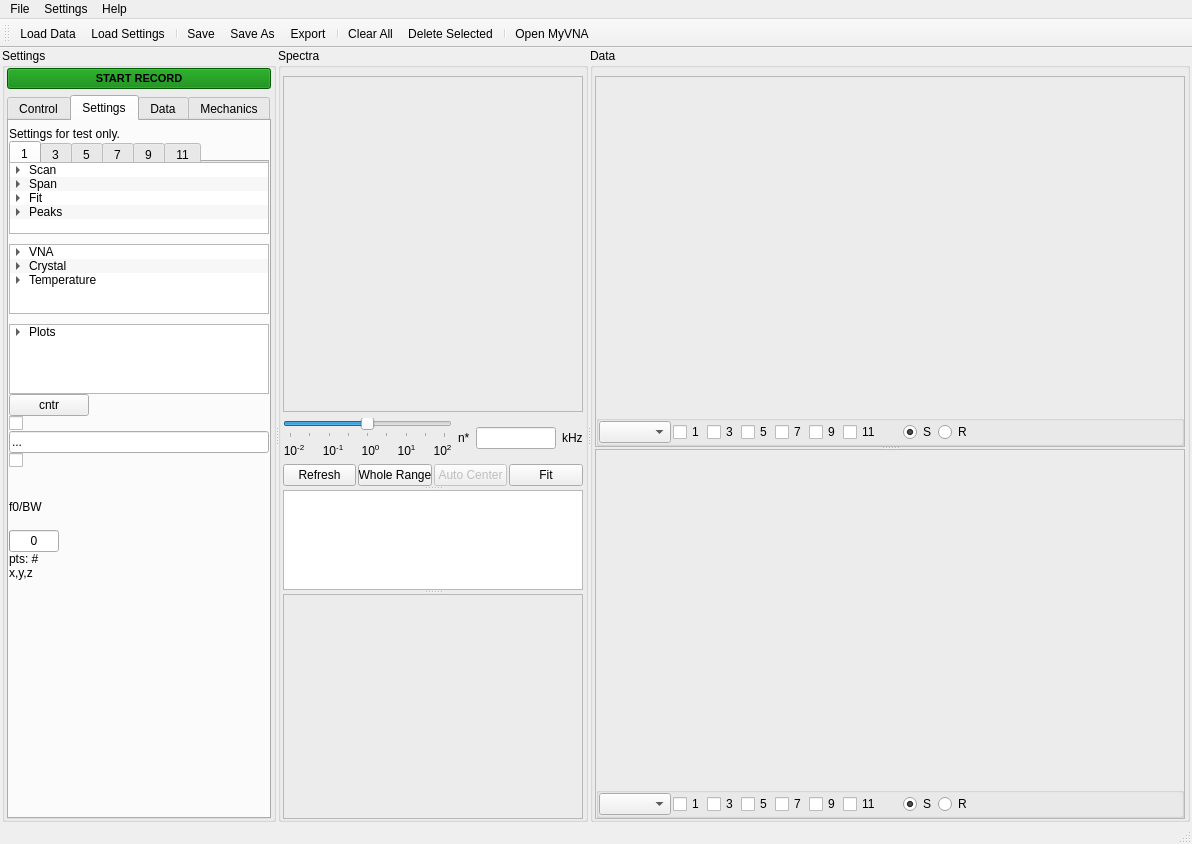
Before: the Qt Designer form QCM_GUI_test6.ui in shullgroup/rheoQCM, drawn with Qt 5.
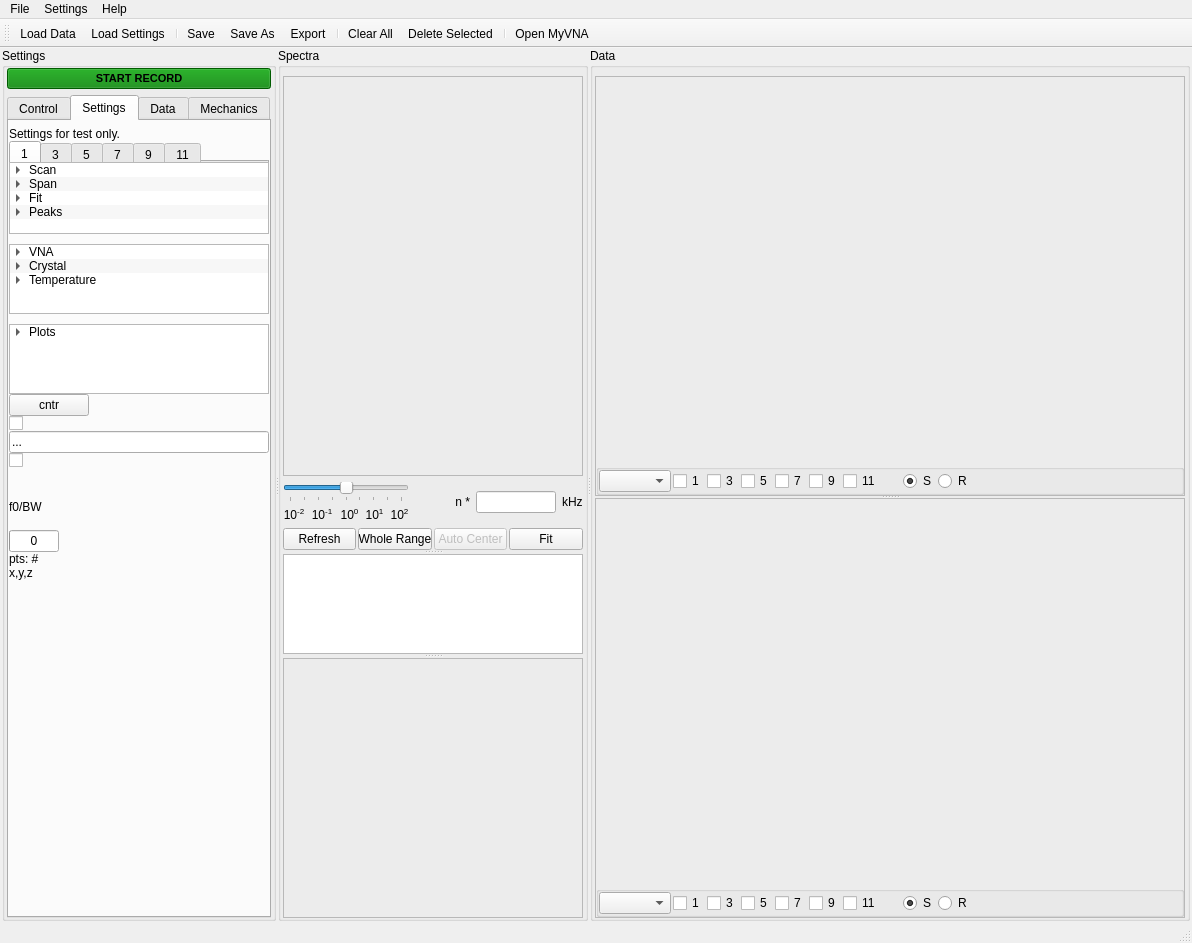
After: the same form once the commit is applied. The open tabs and pages were chosen to show the change. Icons and pictures are not drawn.

Diff of the .ui file:
```diff
--- a/QCM_GUI_test6.ui
+++ b/QCM_GUI_test6.ui
@@ -7,7 +7,7 @@
     <x>0</x>
     <y>0</y>
     <width>1192</width>
-    <height>822</height>
+    <height>943</height>
    </rect>
   </property>
   <property name="sizePolicy">
@@ -4723,13 +4723,28 @@
                   <item>
                    <widget class="QLabel" name="label_9">
                     <property name="sizePolicy">
-                     <sizepolicy hsizetype="Fixed" vsizetype="Fixed">
+                     <sizepolicy hsizetype="Preferred" vsizetype="Fixed">
                       <horstretch>0</horstretch>
                       <verstretch>0</verstretch>
                      </sizepolicy>
                     </property>
+                    <property name="minimumSize">
+                     <size>
+                      <width>55</width>
+                      <height>0</height>
+                     </size>
+                    </property>
+                    <property name="maximumSize">
+                     <size>
+                      <width>55</width>
+                      <height>16777215</height>
+                     </size>
+                    </property>
                     <property name="text">
-                     <string>n*</string>
+                     <string>n *</string>
+                    </property>
+                    <property name="alignment">
+                     <set>Qt::AlignRight|Qt::AlignTrailing|Qt::AlignVCenter</set>
                     </property>
                     <property name="buddy">
                      <cstring>lineEdit_spectra_fit_span</cstring>
@@ -4858,8 +4873,8 @@
                 <string>&lt;!DOCTYPE HTML PUBLIC &quot;-//W3C//DTD HTML 4.0//EN&quot; &quot;http://www.w3.org/TR/REC-html40/strict.dtd&quot;&gt;
 &lt;html&gt;&lt;head&gt;&lt;meta name=&quot;qrichtext&quot; content=&quot;1&quot; /&gt;&lt;style type=&quot;text/css&quot;&gt;
 p, li { white-space: pre-wrap; }
-&lt;/style&gt;&lt;/head&gt;&lt;body style=&quot; font-family:'MS Shell Dlg 2'; font-size:8.25pt; font-weight:400; font-style:normal;&quot;&gt;
-&lt;p style=&quot;-qt-paragraph-type:empty; margin-top:0px; margin-bottom:0px; margin-left:0px; margin-right:0px; -qt-block-indent:0; text-indent:0px;&quot;&gt;&lt;br /&gt;&lt;/p&gt;&lt;/body&gt;&lt;/html&gt;</string>
+&lt;/style&gt;&lt;/head&gt;&lt;body style=&quot; font-family:'Ubuntu'; font-size:11pt; font-weight:400; font-style:normal;&quot;&gt;
+&lt;p style=&quot;-qt-paragraph-type:empty; margin-top:0px; margin-bottom:0px; margin-left:0px; margin-right:0px; -qt-block-indent:0; text-indent:0px; font-family:'MS Shell Dlg 2'; font-size:8.25pt;&quot;&gt;&lt;br /&gt;&lt;/p&gt;&lt;/body&gt;&lt;/html&gt;</string>
                </property>
               </widget>
               <widget class="QWidget" name="layoutWidget">
```
Left out of the diff: 12 changed lines with no effect on the pictures.
